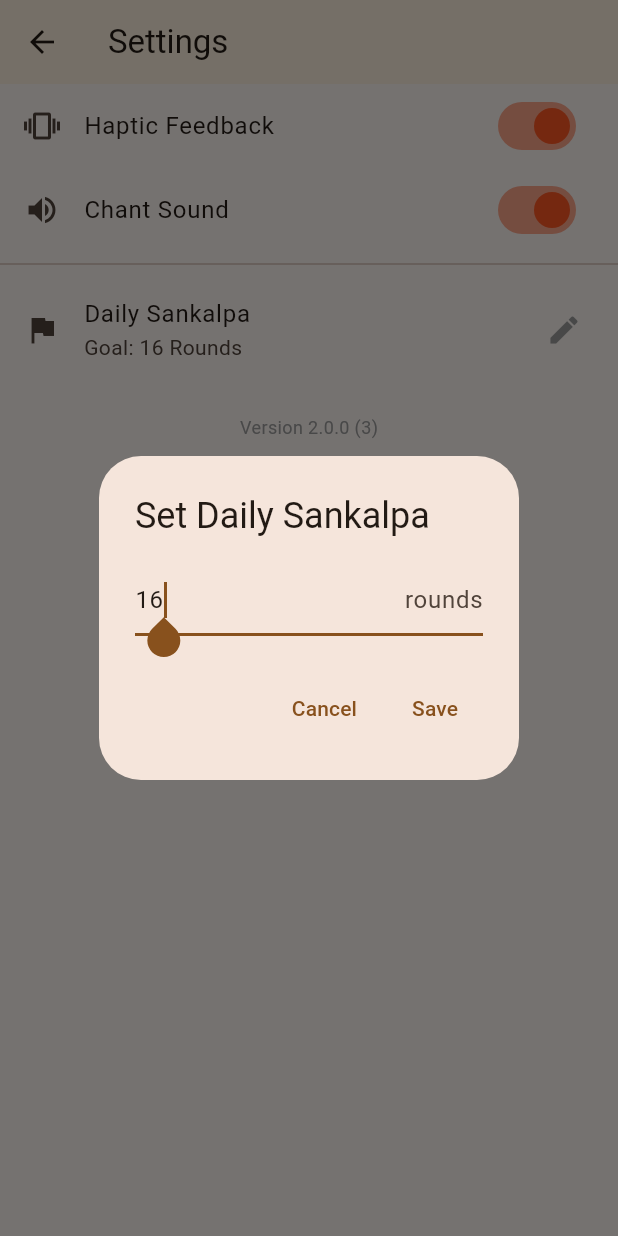
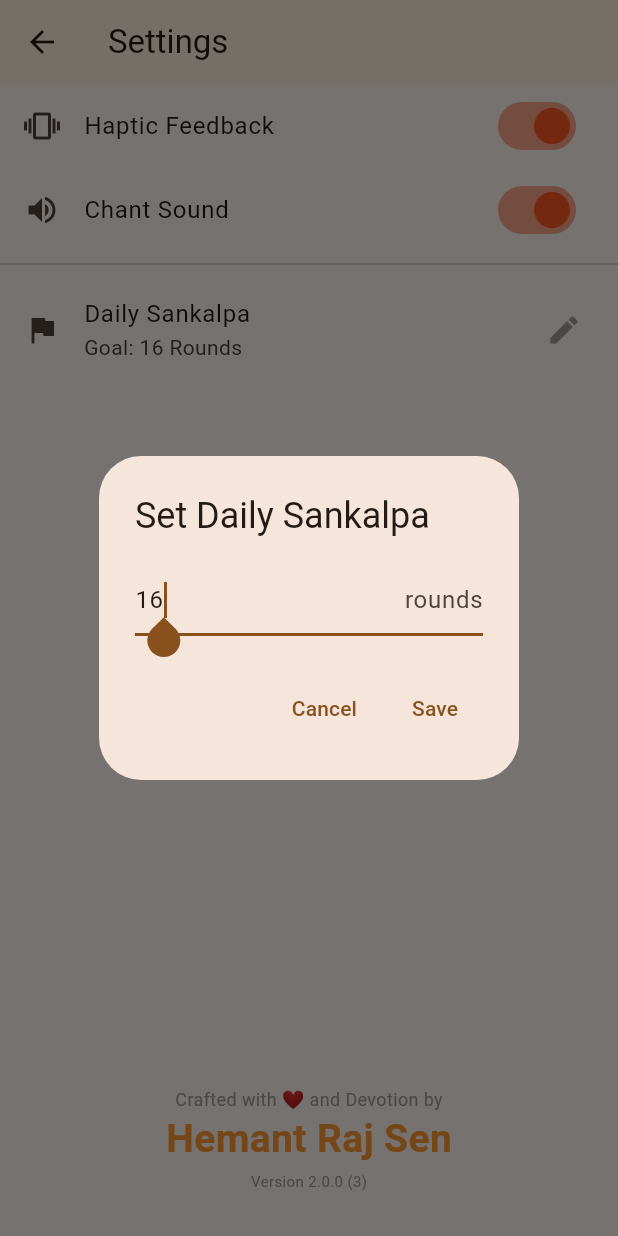
Before and after one commit to hemantrajsen/Smaran-App, a Flutter app: the SettingsScreen screen opened directly, after a tap on "Daily Sankalpa", on a phone screen of 412 x 824 dp. Run offline on Flutter 3.47's test engine with Material 3 defaults, Android fonts, the phone set to English and light mode, and no system bars; our stand-ins replace audioplayers, google_fonts, package_info_plus, shared_preferences; accounts and stored records are empty; Roboto replaces fonts that are missing (Comforter).

Commit message:
Added My Signature and some fixes

```diff
--- a/lib/main.dart
+++ b/lib/main.dart
@@ -1041,7 +1041,12 @@ class _SettingsScreenState extends State<SettingsScreen> {
         title: const Text("Settings"),
         backgroundColor: Colors.orange[50],
       ),
-      body: ListView(
+      // CHANGE 1: Main body is now a Column to separate List and Footer
+      body: Column(
+        children: [
+          // CHANGE 2: The List is wrapped in Expanded to push the footer down
+          Expanded(
+            child: ListView(
               children: [
                 SwitchListTile(
                   secondary: const Icon(Icons.vibration),
@@ -1082,7 +1087,7 @@ class _SettingsScreenState extends State<SettingsScreen> {
                           keyboardType: TextInputType.number,
                           autofocus: true,
                           decoration: const InputDecoration(
-                      hintText: 'Enter number of rounds',
+                            hintText: ' ',
                             suffixText: 'rounds',
                           ),
                         ),
@@ -1109,15 +1114,38 @@ class _SettingsScreenState extends State<SettingsScreen> {
                     }
                   },
                 ),
-          const SizedBox(height: 20), // Spacing
-          // THE VERSION ROW
-          Center(
-            child: Text(
-              _appVersion,
-              style: const TextStyle(color: Colors.grey, fontSize: 12),
+              ],
             ),
           ),
-          const SizedBox(height: 20),
+
+          // CHANGE 3: The Signature Block is now outside the ListView
+          // This keeps it pinned to the bottom.
+          Container(
+            padding: const EdgeInsets.only(bottom: 30, top: 10),
+            child: Column(
+              children: [
+                const Text(
+                  "Crafted with ❤️ and Devotion by",
+                  style: TextStyle(fontSize: 12, color: Colors.grey),
+                ),
+                // Your Name in Cursive
+                Text(
+                  "Hemant Raj Sen",
+                  style: GoogleFonts.comforter(
+                    fontSize: 26,
+                    fontWeight: FontWeight.bold,
+                    color: kSaffron, // Using your Saffron constant
+                  ),
+                ),
+                const SizedBox(height: 2),
+                // The Version Number
+                Text(
+                  _appVersion,
+                  style: const TextStyle(color: Colors.grey, fontSize: 10),
+                ),
+              ],
+            ),
+          ),
         ],
       ),
     );
```
Also changed, not shown: 4 other files. Lines whose indentation alone changed are shown as unchanged.
